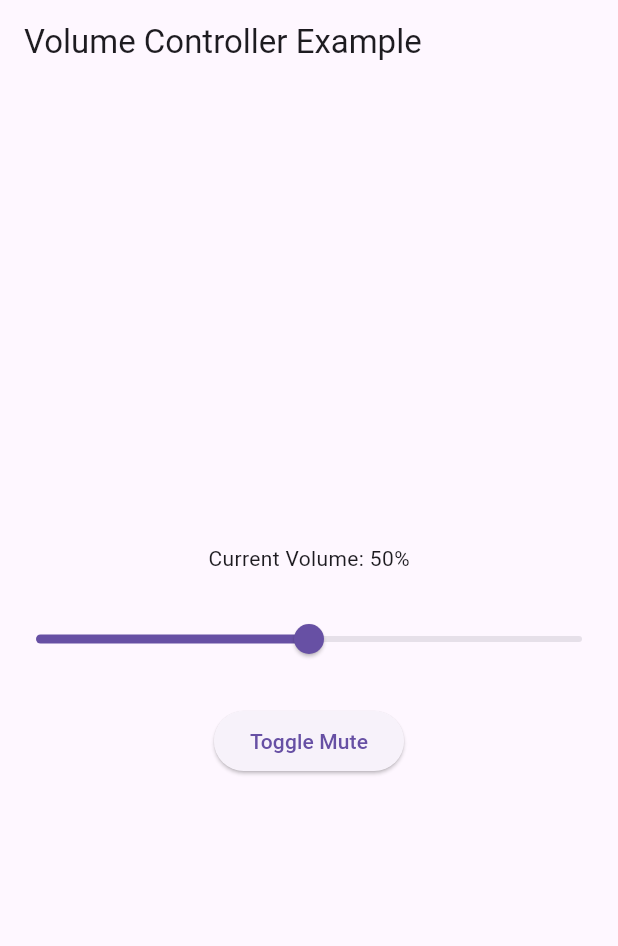
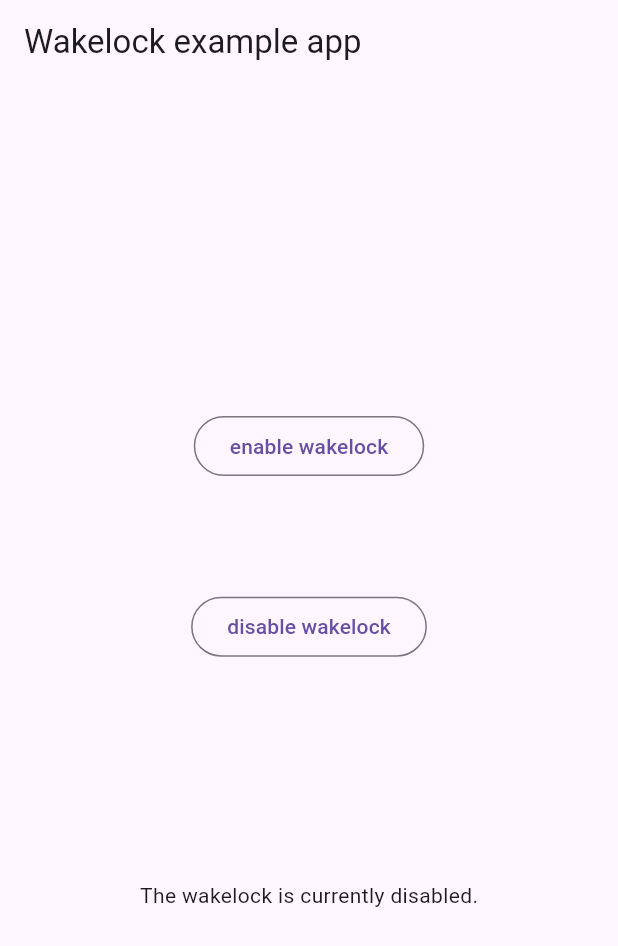
Before and after one commit to lightrao/lt25_fapp_one, a Flutter app: the screen it shows after launch, on a phone screen of 412 x 824 dp. Shown: the top 946 px of the screen. Run offline on Flutter 3.47's test engine with Material 3 defaults, Android fonts, the light colour scheme and no system bars; our stand-ins replace wakelock_plus.

Commit message:
wakelock_plus

```diff
--- a/lib/main.dart
+++ b/lib/main.dart
@@ -1,82 +1,82 @@
-import 'dart:async';
 import 'package:flutter/material.dart';
-import 'package:volume_controller/volume_controller.dart';
+import 'package:wakelock_plus/wakelock_plus.dart';
 
 void main() {
-  runApp(const MyApp());
+  runApp(const WakelockPlusExampleApp());
 }
 
-class MyApp extends StatefulWidget {
-  const MyApp({super.key});
+/// Example app widget demonstrating how to use the wakelock plugin.
+///
+/// The example implementation is located inside [OutlinedButton.onPressed]
+/// callback functions and a [FutureBuilder].
+class WakelockPlusExampleApp extends StatefulWidget {
+  const WakelockPlusExampleApp({super.key});
+
+  /// Creates the [WakelockPlusExampleApp] widget.
+
   @override
-  State<MyApp> createState() => _MyAppState();
+  State<WakelockPlusExampleApp> createState() => _WakelockPlusExampleAppState();
 }
 
-class _MyAppState extends State<MyApp> {
-  // Hold the current volume value (range 0.0 to 1.0)
-  double _currentVolume = 0.5;
-  late final VolumeController _volumeController;
-  late final StreamSubscription<double> _volumeSubscription;
-
-  @override
-  void initState() {
-    super.initState();
-    // Get the singleton instance
-    _volumeController = VolumeController.instance;
-
-    // Set up the listener that updates volume changes from the system
-    _volumeSubscription = _volumeController.addListener((volume) {
-      setState(() => _currentVolume = volume);
-    },
-        fetchInitialVolume:
-            true); // fetchInitialVolume gets the current volume immediately
-
-    // Optional: Initialize volume if you want to start with a specific level
-    _volumeController.setVolume(_currentVolume);
-  }
-
-  @override
-  void dispose() {
-    _volumeSubscription.cancel();
-    super.dispose();
-  }
-
+class _WakelockPlusExampleAppState extends State<WakelockPlusExampleApp> {
   @override
   Widget build(BuildContext context) {
-    // The UI shows a slider representing the current volume,
-    // much like the faucet handle controlling the water flow.
     return MaterialApp(
       home: Scaffold(
         appBar: AppBar(
-          title: const Text('Volume Controller Example'),
+          title: const Text('Wakelock example app'),
         ),
         body: Center(
           child: Column(
-            mainAxisAlignment: MainAxisAlignment.center,
-            children: [
-              Text('Current Volume: ${(_currentVolume * 100).round()}%'),
-              const SizedBox(height: 20),
-              Slider(
-                value: _currentVolume,
-                min: 0,
-                max: 1,
-                divisions: 100,
-                label: (_currentVolume * 100).round().toString(),
-                onChanged: (double value) async {
-                  // When you slide, it sets the system volume,
-                  // like turning the faucet handle to adjust water flow.
-                  setState(() => _currentVolume = value);
-                  await _volumeController.setVolume(value);
+            mainAxisAlignment: MainAxisAlignment.spaceEvenly,
+            children: <Widget>[
+              const Spacer(
+                flex: 3,
+              ),
+              OutlinedButton(
+                onPressed: () {
+                  // The following code will enable the wakelock on the device
+                  // using the wakelock plugin.
+                  setState(() {
+                    WakelockPlus.enable();
+                    // You could also use Wakelock.toggle(on: true);
+                  });
+                },
+                child: const Text('enable wakelock'),
+              ),
+              const Spacer(),
+              OutlinedButton(
+                onPressed: () {
+                  // The following code will disable the wakelock on the device
+                  // using the wakelock plugin.
+                  setState(() {
+                    WakelockPlus.disable();
+                    // You could also use Wakelock.toggle(on: false);
+                  });
+                },
+                child: const Text('disable wakelock'),
+              ),
+              const Spacer(
+                flex: 2,
+              ),
+              FutureBuilder(
+                future: WakelockPlus.enabled,
+                builder: (context, AsyncSnapshot<bool> snapshot) {
+                  final data = snapshot.data;
+                  // The use of FutureBuilder is necessary here to await the
+                  // bool value from the `enabled` getter.
+                  if (data == null) {
+                    // The Future is retrieved so fast that you will not be able
+                    // to see any loading indicator.
+                    return Container();
+                  }
+
+                  return Text('The wakelock is currently '
+                      '${data ? 'enabled' : 'disabled'}.');
                 },
               ),
-              const SizedBox(height: 20),
-              ElevatedButton(
-                onPressed: () async {
-                  // Toggle mute: if volume is > 0 then mute, else restore volume
-                  bool isMuted = await _volumeController.isMuted();
-                  await _volumeController.setMute(!isMuted);
-                },
-                child: const Text('Toggle Mute'),
+              const Spacer(
+                flex: 3,
               ),
             ],
           ),
--- a/pubspec.yaml
+++ b/pubspec.yaml
@@ -43,6 +43,7 @@ dependencies:
   logger: ^2.5.0
   shared_preferences: ^2.5.2
   volume_controller: ^3.2.0
+  wakelock_plus: ^1.2.10
 
 dev_dependencies:
   flutter_test:
```
Also changed, not shown: pubspec.lock, 1 other file.
